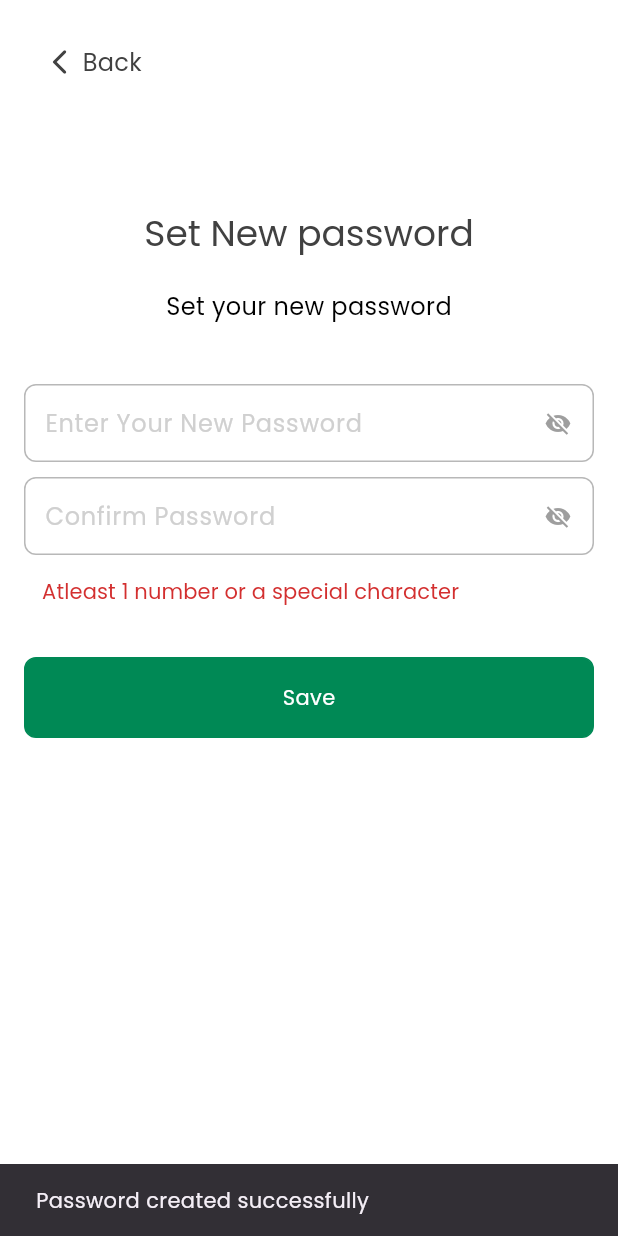
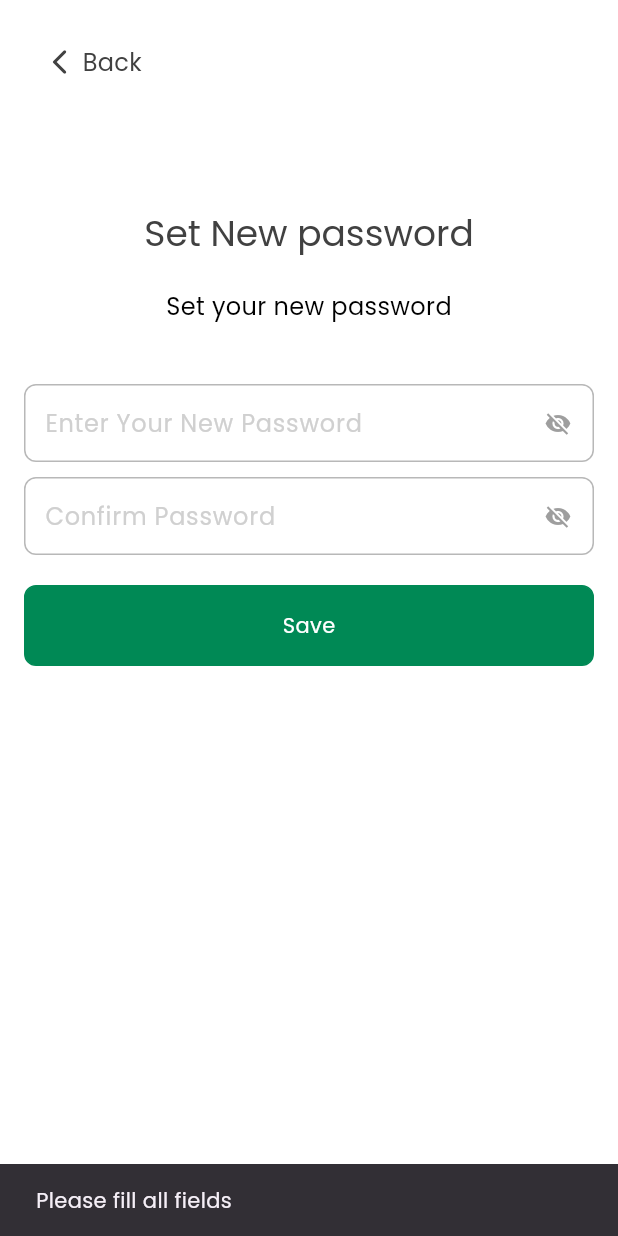
Before and after one commit to teerenzo/rider_app, a Flutter app: the CreatePasswordScreen widget shown alone on an empty page, opened directly, after a tap on "Save", on a phone screen of 412 x 824 dp. Run offline on Flutter 3.47's test engine with Material 3 defaults, Android fonts, the phone set to English and light mode, and no system bars; our stand-ins replace flutter_map, flutter_riverpod, flutter_svg, intl_phone_field, intl_phone_number_input, latlong2 and 2 more; accounts and stored records are empty.

Commit message:
fixing minor error

```diff
--- a/lib/features/authentication/create_password.dart
+++ b/lib/features/authentication/create_password.dart
@@ -133,20 +133,6 @@ class _CreatePasswordScreenState extends ConsumerState<CreatePasswordScreen> {
                               });
                             },
                           ),
-                          Row(
-                            mainAxisAlignment: MainAxisAlignment.start,
-                            children: [
-                              TextButton(
-                                onPressed: () {},
-                                child: const Text(
-                                  'Atleast 1 number or a special character',
-                                  style: TextStyle(
-                                    color: AppColors.error,
-                                  ),
-                                ),
-                              ),
-                            ],
-                          ),
                           const SizedBox(
                             height: 20,
                           ),
@@ -159,7 +145,17 @@ class _CreatePasswordScreenState extends ConsumerState<CreatePasswordScreen> {
                           else
                             PrimaryBtn(
                               onTap: () async {
-                                if (_formKey.currentState!.validate()) {
+                                if (passwordController.text.isNotEmpty &&
+                                    cpasswordController.text.isNotEmpty) {
+                                  if (passwordController.text !=
+                                      cpasswordController.text) {
+                                    ScaffoldMessenger.of(context).showSnackBar(
+                                      const SnackBar(
+                                        content: Text('Passwords do not match'),
+                                      ),
+                                    );
+                                    return;
+                                  }
                                   await authProviderNotifier
                                       .createPassword(passwordController.text);
                                   ScaffoldMessenger.of(context).showSnackBar(
@@ -168,30 +164,17 @@ class _CreatePasswordScreenState extends ConsumerState<CreatePasswordScreen> {
                                           Text('Password created successfully'),
                                     ),
                                   );
-                                  await Future.delayed(Duration(seconds: 10));
+                                  await Future.delayed(Duration(seconds: 4));
                                   Navigator.of(context).push(MaterialPageRoute(
                                       builder: (context) =>
                                           const LoginScreen()));
                                 } else {
                                   ScaffoldMessenger.of(context).showSnackBar(
-                                    SnackBar(
-                                      content: Text(_formKey.currentState!
-                                          .validate()
-                                          .toString()),
+                                    const SnackBar(
+                                      content: Text('Please fill all fields'),
                                     ),
                                   );
                                 }
-                                // if (cpasswordController.text.isEmpty ||
-                                //     passwordController.text.isEmpty) {
-                                //   ScaffoldMessenger.of(context).showSnackBar(
-                                //     const SnackBar(
-                                //       content: Text('Please fill all fields'),
-                                //     ),
-                                //   );
-                                //   return;
-                                // }
-
-                                // passwordController.clear();
                               },
                               btnText: 'Save',
                               borderRadius: BorderRadius.circular(8.0),
--- a/lib/features/transport/driver_info.dart
+++ b/lib/features/transport/driver_info.dart
@@ -1,6 +1,7 @@
 import 'package:flutter/material.dart';
 import 'package:flutter/widgets.dart';
 import 'package:flutter_svg/svg.dart';
+import 'package:rider_app/features/home/home.dart';
 import 'package:rider_app/features/home/map_container.dart';
 import 'package:rider_app/values/colors.dart';
 import 'package:rider_app/values/size_config.dart';
@@ -254,7 +255,8 @@ void showPaymentSuccessDialog(BuildContext context) {
               child: PrimaryBtn(
                 customHeight: 54,
                 onTap: () {
-                  Navigator.pop(context);
+                  Navigator.of(context).push(
+                      MaterialPageRoute(builder: (context) => HomeScreen()));
                 },
                 borderRadius: BorderRadius.circular(8.0),
                 btnText: 'Please Feedback',
```
Also changed, not shown: lib/features/authentication/signUp.dart (+5 -5 lines), lib/features/home/home.dart (+1 -17 lines), lib/widgets/menu_component.dart (+9 -0 lines).
